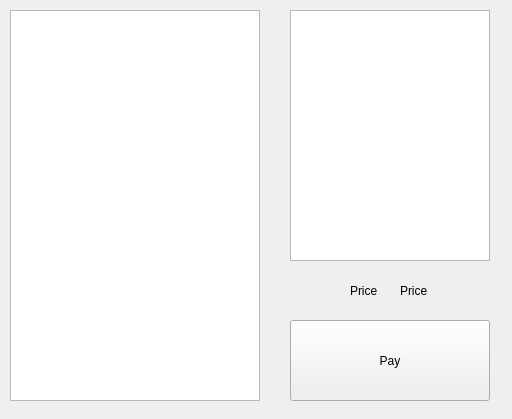
Above: payment.ui from cinxdy/Dae-Ta before the change. Below: the same form after it.
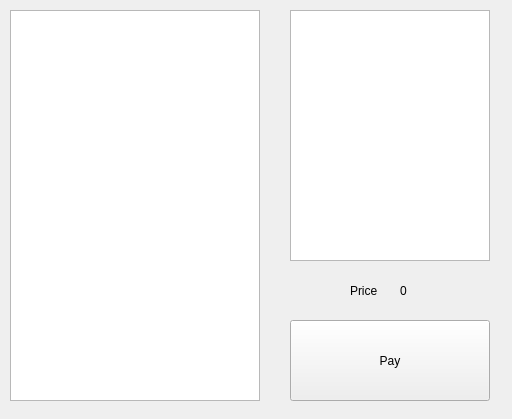
That is the form after the change.

Patch:
```diff
--- a/payment.ui
+++ b/payment.ui
@@ -69,7 +69,7 @@
     </rect>
    </property>
    <property name="text">
-    <string>Price</string>
+    <string>0</string>
    </property>
   </widget>
  </widget>
```
